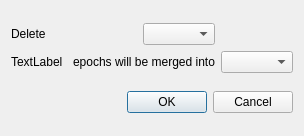
Above: bannotator/ui/delete_behavior_dialog.ui from hsingchien/Bannotator before the change. Below: the same form after it.
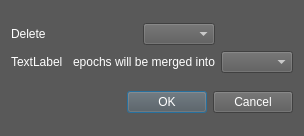
That is the form after the change.

```diff
--- a/bannotator/ui/delete_behavior_dialog.ui
+++ b/bannotator/ui/delete_behavior_dialog.ui
@@ -13,6 +13,9 @@
   <property name="windowTitle">
    <string>Delete behavior</string>
   </property>
+  <property name="styleSheet">
+   <string notr="true">QWidget { background-color: rgb(89, 89, 89); color: white }</string>
+  </property>
   <layout class="QVBoxLayout" name="verticalLayout">
    <item>
     <layout class="QGridLayout" name="gridLayout">
```
